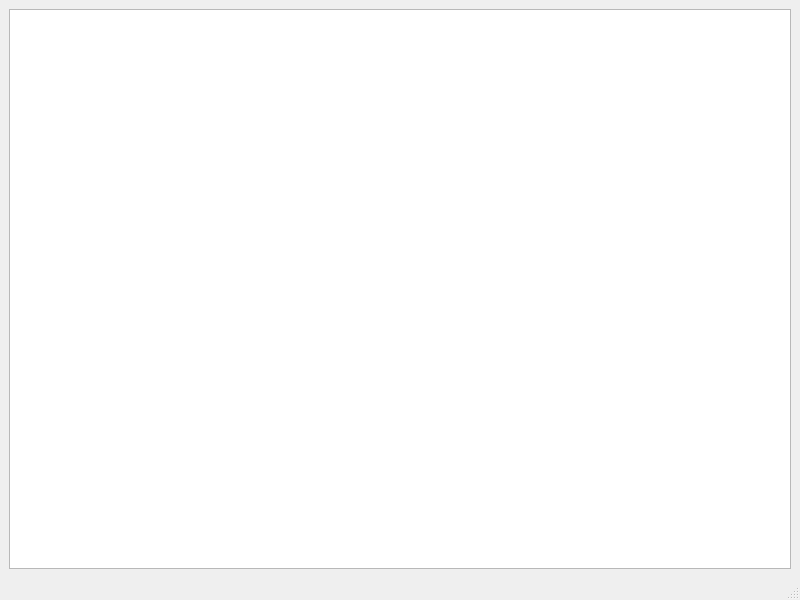
Old version of the form midi-recorder/mainwindow.ui in the repository wtrsltnk/craft.
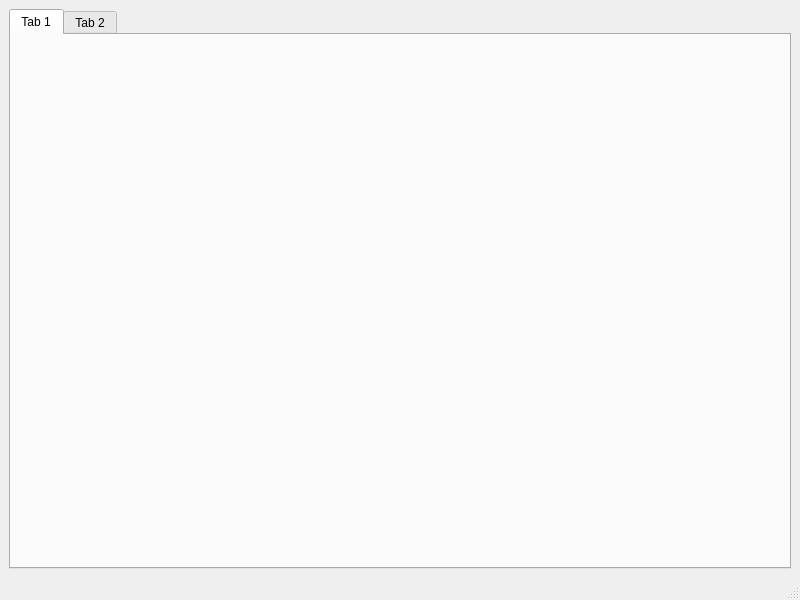
New version of the form.

The edit to the form file:
```diff
--- a/midi-recorder/mainwindow.ui
+++ b/midi-recorder/mainwindow.ui
@@ -16,7 +16,18 @@
   <widget class="QWidget" name="centralwidget">
    <layout class="QVBoxLayout" name="verticalLayout">
     <item>
-     <widget class="QTextEdit" name="txtInput"/>
+     <widget class="QTabWidget" name="tabWidget">
+      <widget class="QWidget" name="tab">
+       <attribute name="title">
+        <string>Tab 1</string>
+       </attribute>
+      </widget>
+      <widget class="QWidget" name="tab_2">
+       <attribute name="title">
+        <string>Tab 2</string>
+       </attribute>
+      </widget>
+     </widget>
     </item>
    </layout>
   </widget>
```
